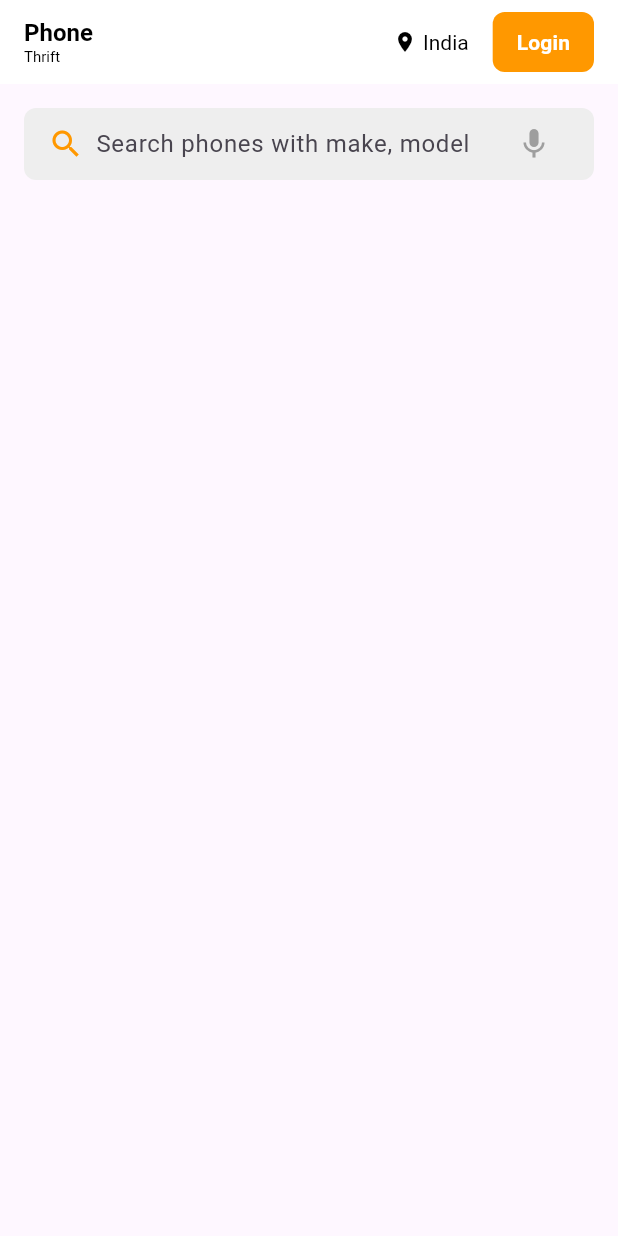
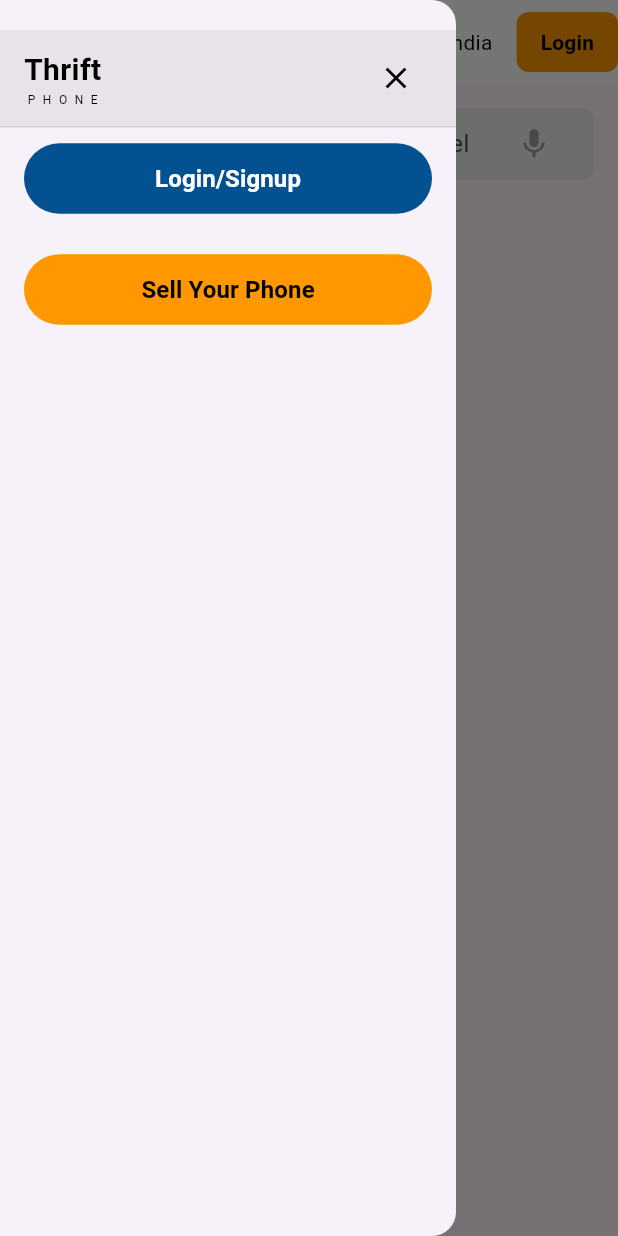
Before and after one commit to preetiGusain/thrift_phone, a Flutter app: the screen it shows after launch, with the side drawer open (before the commit the screen has no drawer), on a phone screen of 412 x 824 dp. Run offline on Flutter 3.47's test engine with Material 3 defaults, Android fonts, the phone set to English and light mode, and no system bars.

Commit message:
Added drawer with login and sell button

```diff
--- a/lib/screens/homescreen/home_screen.dart
+++ b/lib/screens/homescreen/home_screen.dart
@@ -15,29 +15,43 @@ class _HomeScreenState extends State<HomeScreen> {
       appBar: AppBar(
         backgroundColor: Colors.white,
         elevation: 0,
-        title: Row(
-          mainAxisAlignment: MainAxisAlignment.spaceBetween,
+        leading: Builder(
+          builder: (BuildContext context) {
+            return IconButton(
+              icon: const Icon(Icons.menu, color: Colors.black),
+              onPressed: () {
+                Scaffold.of(context).openDrawer();
+              },
+            );
+          },
+        ),
+        titleSpacing: 0,
+        title: const Row(
           children: [
-            const Column(
+            Column(
               crossAxisAlignment: CrossAxisAlignment.start,
               children: [
                 Text(
-                  'Phone',
+                  'Thrift',
                   style: TextStyle(
-                    fontSize: 16,
+                    fontSize: 20,
                     fontWeight: FontWeight.bold,
                     color: Colors.black,
                   ),
                 ),
                 Text(
-                  'Thrift',
+                  'PHONE',
                   style: TextStyle(
-                    fontSize: 10,
+                    fontSize: 8,
                     color: Colors.black,
+                    letterSpacing: 5.0,
                   ),
                 ),
               ],
             ),
+          ],
+        ),
+        actions: [
           Row(
             children: [
               const Icon(
@@ -56,7 +70,7 @@ class _HomeScreenState extends State<HomeScreen> {
               const SizedBox(width: 16),
               TextButton(
                 style: TextButton.styleFrom(
-                    foregroundColor: Colors.white,
+                  foregroundColor: Colors.black,
                   backgroundColor: Colors.orange,
                   padding: const EdgeInsets.symmetric(
                     horizontal: 16,
@@ -81,7 +95,119 @@ class _HomeScreenState extends State<HomeScreen> {
           ),
         ],
       ),
+      //drawer
+      drawer: Drawer(
+        child: Column(
+          children: [
+            Padding(
+              padding: const EdgeInsets.only(top: 20),
+              child: Container(
+                color: const Color.fromARGB(66, 188, 184, 184),
+                padding:
+                    const EdgeInsets.symmetric(horizontal: 16, vertical: 8),
+                child: Row(
+                  mainAxisAlignment: MainAxisAlignment.spaceBetween,
+                  children: [
+                    const Column(
+                      crossAxisAlignment: CrossAxisAlignment.start,
+                      children: [
+                        Text(
+                          'Thrift',
+                          style: TextStyle(
+                            fontSize: 20,
+                            fontWeight: FontWeight.bold,
+                            color: Colors.black,
                           ),
+                        ),
+                        Text(
+                          'PHONE',
+                          style: TextStyle(
+                            fontSize: 8,
+                            color: Colors.black,
+                            letterSpacing: 5.0,
+                          ),
+                        ),
+                      ],
+                    ),
+                    IconButton(
+                      onPressed: () {
+                        Navigator.pop(context);
+                      },
+                      icon: const Icon(Icons.close),
+                      color: Colors.black,
+                    ),
+                  ],
+                ),
+              ),
+            ),
+            const Divider(height: 1, color: Color.fromARGB(255, 210, 207, 207)),
+            const SizedBox(height: 10),
+
+            //Login/Signup
+            Padding(
+              padding: const EdgeInsets.symmetric(horizontal: 16),
+              child: SizedBox(
+                width: double.infinity,
+                child: TextButton(
+                  style: TextButton.styleFrom(
+                    foregroundColor: Colors.white,
+                    backgroundColor: const Color.fromARGB(255, 3, 81, 144),
+                    padding: const EdgeInsets.symmetric(
+                      horizontal: 16,
+                      vertical: 12,
+                    ),
+                    shape: RoundedRectangleBorder(
+                      borderRadius: BorderRadius.circular(30),
+                    ),
+                  ),
+                  onPressed: () {
+                    // Handle Login/Signup action
+                  },
+                  child: const Text(
+                    'Login/Signup',
+                    style: TextStyle(
+                      fontSize: 16,
+                      fontWeight: FontWeight.bold,
+                    ),
+                  ),
+                ),
+              ),
+            ),
+            const SizedBox(height: 26),
+            //Sell Youe Phone
+            Padding(
+              padding: const EdgeInsets.symmetric(horizontal: 16),
+              child: SizedBox(
+                width: double.infinity,
+                child: TextButton(
+                  style: TextButton.styleFrom(
+                    foregroundColor: Colors.black,
+                    backgroundColor: Colors.orange,
+                    padding: const EdgeInsets.symmetric(
+                      horizontal: 16,
+                      vertical: 12,
+                    ),
+                    shape: RoundedRectangleBorder(
+                      borderRadius: BorderRadius.circular(30),
+                    ),
+                  ),
+                  onPressed: () {
+                    // Sell your phone
+                  },
+                  child: const Text(
+                    'Sell Your Phone',
+                    style: TextStyle(
+                      fontSize: 16,
+                      fontWeight: FontWeight.bold,
+                    ),
+                  ),
+                ),
+              ),
+            ),
+          ],
+        ),
+      ),
+
       //body
       body: SingleChildScrollView(
         child: Padding(
```
Lines whose indentation alone changed are shown as unchanged.
